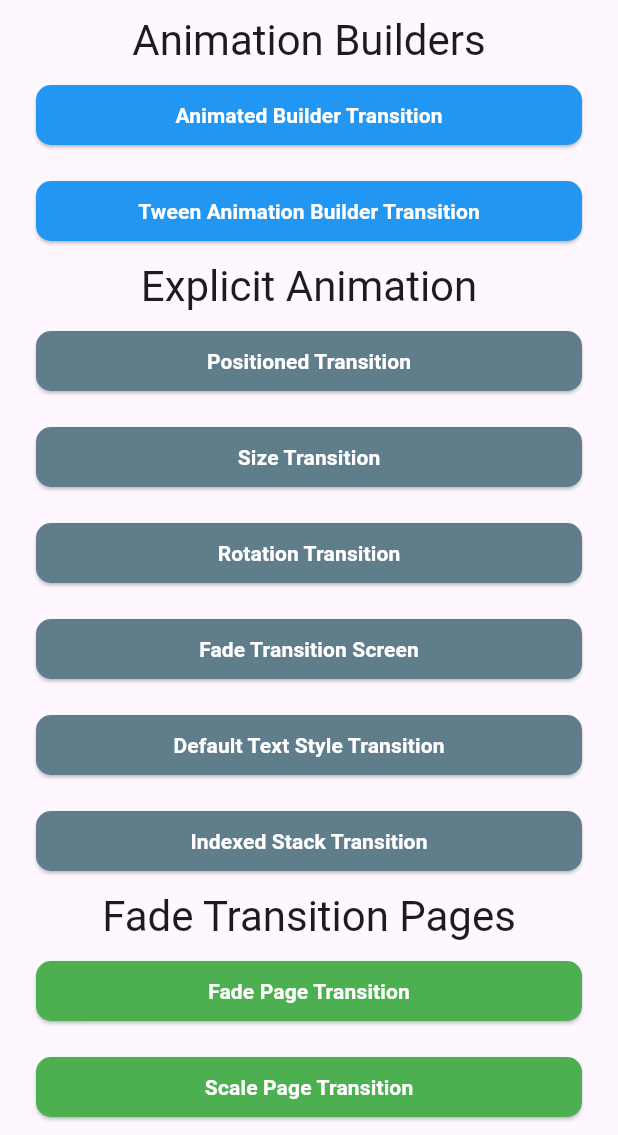
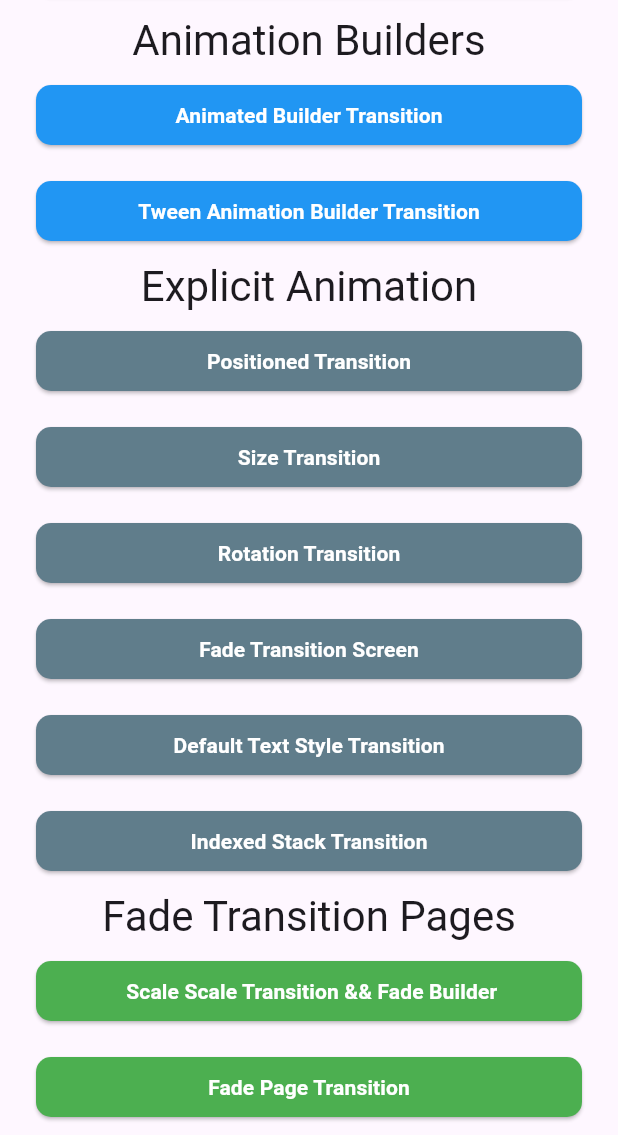
Before and after one commit to AdelDaniel/flutter-animations-helper, a Flutter app: the screen it shows after launch, scrolled down 720 dp, on a phone screen of 412 x 824 dp, the part 101-1236 px from its top. Run offline on Flutter 3.47's test engine with Material 3 defaults, Android fonts, the light colour scheme and no system bars.

Commit message:
Add Scale & Fade transition button and update transition methods

```diff
--- a/lib/main_screen.dart
+++ b/lib/main_screen.dart
@@ -192,6 +192,13 @@ class _MainScreenState extends State<MainScreen> {
               ),
 
               NavigationElevatedButton.customRoute(
+                title: " Scale Scale Transition && Fade Builder",
+                buttonType: ButtonType.pageTransation,
+                route: () =>
+                    PageTransations.getScaleFadePageTransiton(const PageTwo()),
+              ),
+
+              NavigationElevatedButton.customRoute(
                 title: "Fade Page Transition",
                 buttonType: ButtonType.pageTransation,
                 route: () =>
```
Also changed, not shown: lib/pages_transactions/page_transations.dart (+36 -1 lines).
